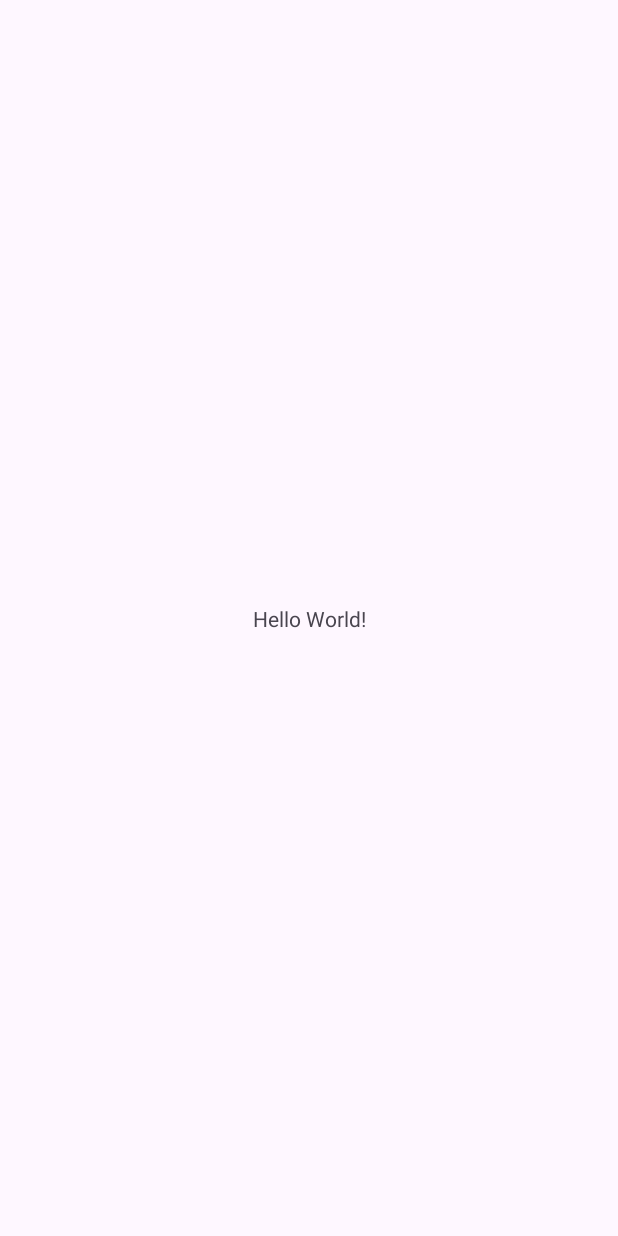
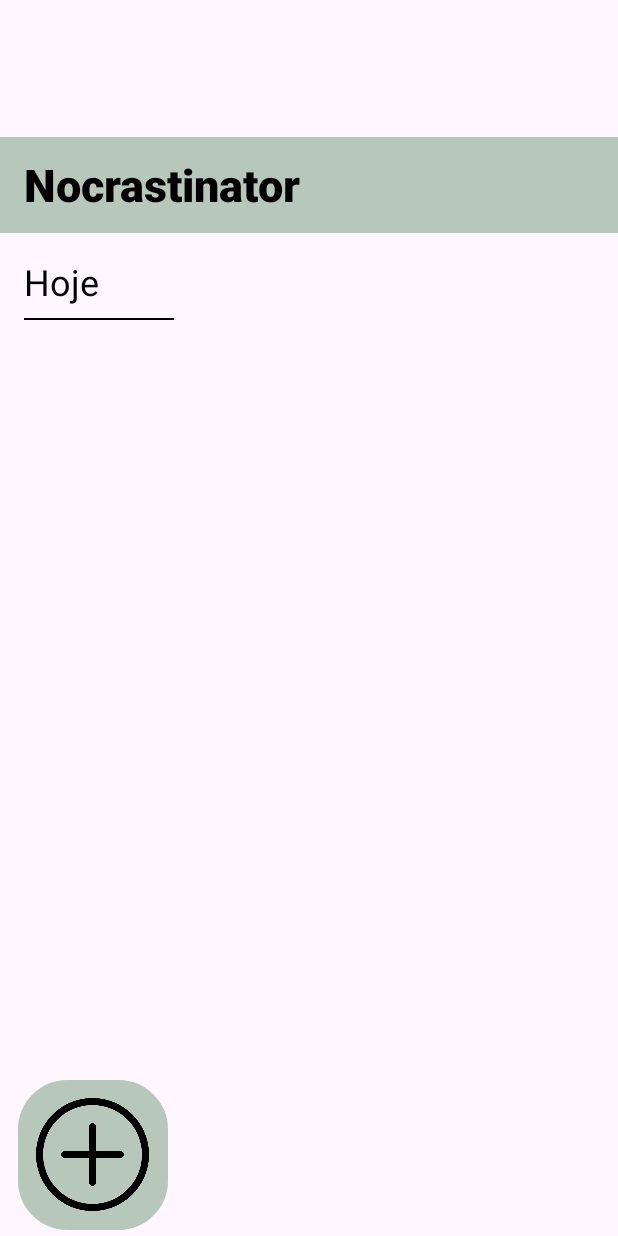
Before and after one commit to Vazoth6/Nocrastination, an Android app: the screen it shows after launch (MainActivity), on a phone screen of 412 x 824 dp. Before the commit the screen is almost empty. Run offline under Robolectric (Android 15) with nearby library versions, the phone set to English and light mode, and no system bars.

Commit message:
Alterações iniciais

```diff
--- /dev/null
+++ b/app/src/main/res/drawable/borda_arredondada.xml
@@ -0,0 +1,16 @@
+<?xml version="1.0" encoding="utf-8"?>
+<shape xmlns:android="http://schemas.android.com/apk/res/android">
+    <stroke
+        android:width="2dp"
+        android:color="#B7C7BB" />
+
+    <solid android:color="#B7C7BB" />
+
+    <corners android:radius="32dp" />
+
+    <padding
+        android:left="4dp"
+        android:top="4dp"
+        android:right="4dp"
+        android:bottom="4dp" />
+</shape>
--- a/app/src/main/res/layout/activity_main.xml
+++ b/app/src/main/res/layout/activity_main.xml
@@ -7,13 +7,69 @@
     android:layout_height="match_parent"
     tools:context=".MainActivity">
 
-    <TextView
+
+
+    <LinearLayout
         android:layout_width="wrap_content"
         android:layout_height="wrap_content"
-        android:text="Hello World!"
-        app:layout_constraintBottom_toBottomOf="parent"
-        app:layout_constraintEnd_toEndOf="parent"
+        android:orientation="vertical"
+        android:paddingStart="16dp"
+        android:paddingTop="16dp"
+        app:layout_constraintTop_toBottomOf="@id/toolbar"
         app:layout_constraintStart_toStartOf="parent"
-        app:layout_constraintTop_toTopOf="parent" />
+        tools:ignore="RtlSymmetry">
+
+        <TextView
+            android:layout_width="wrap_content"
+            android:layout_height="wrap_content"
+            android:text="Hoje"
+            android:textSize="24sp"
+            android:textColor="#000"
+            tools:ignore="HardcodedText" />
+
+        <View
+            android:layout_width="100dp"
+            android:layout_height="1dp"
+            android:background="#000"
+            android:layout_marginTop="8dp" />
+    </LinearLayout>
+
+
+    <androidx.appcompat.widget.Toolbar
+            android:id="@+id/toolbar"
+            android:layout_width="match_parent"
+            android:layout_height="?attr/actionBarSize"
+            android:layout_marginBottom="577dp"
+            android:background="#B7C7BB"
+            android:elevation="4dp"
+            android:theme="@style/ThemeOverlay.AppCompat.ActionBar"
+            app:layout_constraintBottom_toBottomOf="parent"
+            app:layout_constraintEnd_toEndOf="parent"
+            app:layout_constraintStart_toStartOf="parent"
+            app:layout_constraintTop_toTopOf="parent"
+            app:title="Nocrastinator"
+            app:titleTextAppearance="@style/ToolbarTitleTextStyle"
+            app:titleTextColor="@android:color/black"
+            tools:ignore="MissingConstraints" />
+
+            <FrameLayout
+                android:id="@+id/custom_button"
+                android:layout_width="100dp"
+                android:layout_height="100dp"
+                android:layout_marginEnd="300dp"
+                android:layout_marginBottom="4dp"
+                android:background="@drawable/borda_arredondada"
+                app:layout_constraintBottom_toBottomOf="parent"
+                app:layout_constraintEnd_toEndOf="parent">
+
+                <ImageView
+                    android:id="@+id/plus_icon"
+                    android:layout_width="75dp"
+                    android:layout_height="75dp"
+                    android:layout_gravity="center"
+                    android:background="#B7C7BB"
+                    android:src="@drawable/plus"
+                    tools:ignore="ContentDescription" />
+            </FrameLayout>
 
 </androidx.constraintlayout.widget.ConstraintLayout>
--- /dev/null
+++ b/app/src/main/res/values/styles.xml
@@ -0,0 +1,10 @@
+<?xml version="1.0" encoding="utf-8"?>
+<resources>
+
+    <style name="ToolbarTitleTextStyle" parent="TextAppearance.Widget.AppCompat.Toolbar.Title">
+        <item name="android:textSize">30sp</item>
+        <item name="android:textColor">#FFFFFF</item>
+        <item name="android:textStyle">bold</item>
+    </style>
+
+</resources>
```
Also changed, not shown: app/src/main/res/drawable/plus.png (added).
